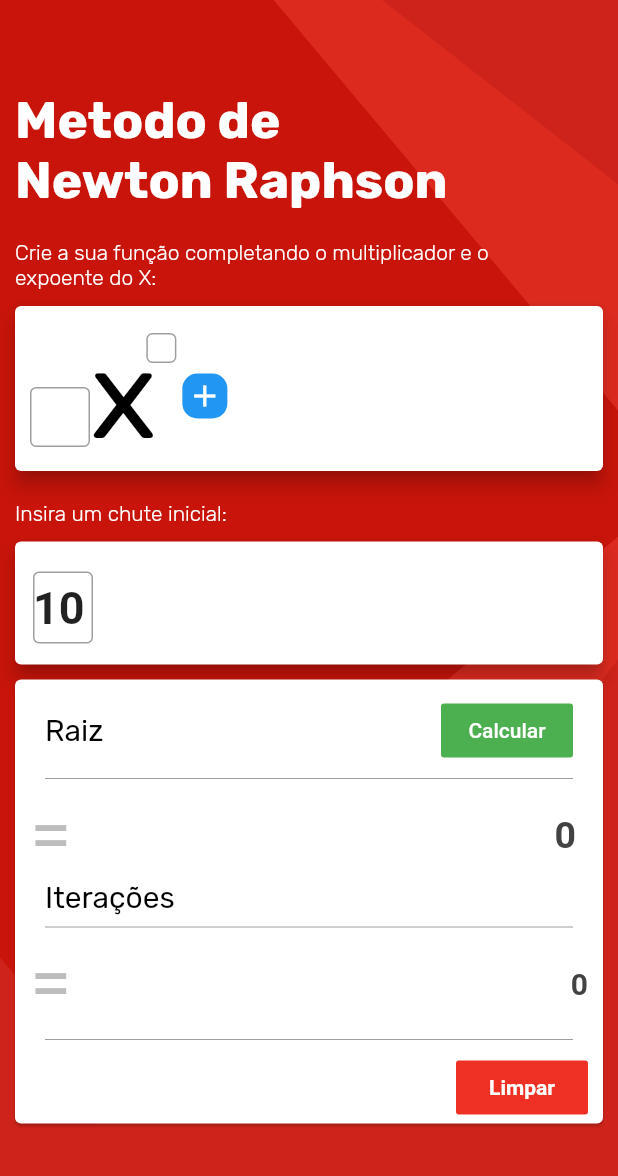
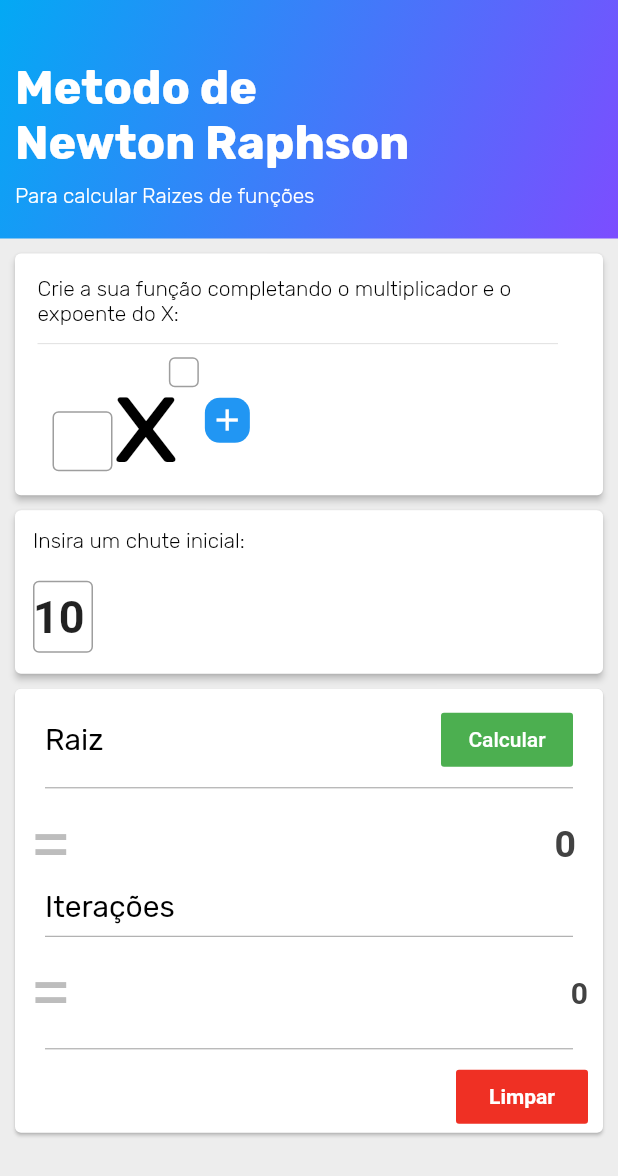
Before and after one commit to cesarramirez1912/app-newton-raphson, a Flutter app: the screen it shows after launch, on a phone screen of 412 x 824 dp. Shown: the top 1176 px of the screen. Run offline on Flutter 3.47's test engine with Material 2 defaults, Android fonts, the phone set to English and light mode, and no system bars.

Commit message:
commit limpa codigo

```diff
--- a/lib/main.dart
+++ b/lib/main.dart
@@ -38,88 +38,46 @@ class _MyHomePageState extends State<MyHomePage> {
 
   void _limpa() {
     setState(() {
-      listaNumeros = [];
-      listaNumeros2 = [];
+      listaExpoente = [];
+      listaMultiplicadorX = [];
       _counter = 0.toString();
       _iteracoes = 0.toString();
     });
   }
 
   void _calcula() {
-    print(myControllerChute.text);
-    // expression == x^3 - 18*x -83
-    // expression == x^3 - 2*x^2 -x + 37/500
-    // expression == x^2 - 5 ok 2.236067977
-    // expression == x^3 - 2*x - 5
-    final n = NewtonsMethod(listaNumeros2, listaNumeros);
-    print(n.upperLimit()); // 84.0
-    print(n.lowerLimit()); // -84.0
-    print(n.findSignChange()); // [5.040000000000064, 6.720000000000064]
+    final n = MetodoDeNewton(listaMultiplicadorX, listaExpoente);
     print(n.calculateFrom(int.parse(myControllerChute.text)));
-    // double teste = n.upperLimit();// 5.705115796346382
-//    while(teste>=n.lowerLimit()){
-//      print('x'+teste.toString());
-//      print('raiz' + n.calculateFrom(teste).toString());
-//      teste--;
-//    }
     setState(() {
-      _counter = n.calculateFrom(int.parse(myControllerChute.text))[0].toString();
-      _iteracoes = n.calculateFrom(int.parse(myControllerChute.text))[1].toString();
-      // _counter = n.calculateFrom(int.parse(myControllerChute.text)).toString();
+      _counter =
+          n.calculateFrom(int.parse(myControllerChute.text))[0].toString();
+      _iteracoes =
+          n.calculateFrom(int.parse(myControllerChute.text))[1].toString();
     });
   }
 
   void _incrementCounter() {
     setState(() {
-      listaNumeros.add(int.parse(myControllerInt.text));
-      listaNumeros2.add(num.parse(myControllerNum.text));
+      listaExpoente.add(int.parse(myControllerInt.text));
+      listaMultiplicadorX.add(num.parse(myControllerNum.text));
     });
     myControllerNum.clear();
     myControllerInt.clear();
   }
 
-  List<int> listaNumeros = new List<int>();
-  List<num> listaNumeros2 = new List<num>();
+  List<int> listaExpoente = new List<int>();
+  List<num> listaMultiplicadorX = new List<num>();
   final myControllerInt = TextEditingController();
   final myControllerNum = TextEditingController();
   final myControllerChute = TextEditingController(text: 10.toString());
 
   @override
   Widget build(BuildContext context) {
-    double _largura = MediaQuery.of(context).size.width;
     double _altura = MediaQuery.of(context).size.height;
     return Scaffold(
-      backgroundColor: Color.fromRGBO(206, 35, 26, 1.0),
+      backgroundColor: Color.fromRGBO(237, 237, 237, 1.0),
       body: Stack(
         children: <Widget>[
-          Positioned(
-            top: -0,
-            left: -140,
-            child: RotationTransition(
-              turns: AlwaysStoppedAnimation(38 / 360),
-              child: Container(
-                width: 600,
-                height: 550,
-                decoration: BoxDecoration(
-                    color: Color.fromRGBO(220, 42, 31, 1.0),
-                    borderRadius: BorderRadius.only(bottomRight: Radius.circular(40), bottomLeft: Radius.circular(30))),
-              ),
-            ),
-          ),
-          Positioned(
-            top: -5,
-            left: -250,
-            child: RotationTransition(
-              turns: AlwaysStoppedAnimation(50 / 360),
-              child: Container(
-                width: 600,
-                height: 550,
-                decoration: BoxDecoration(
-                    color: Color.fromRGBO(200, 20, 10, 1.0),
-                    borderRadius: BorderRadius.only(bottomRight: Radius.circular(40), bottomLeft: Radius.circular(30))),
-              ),
-            ),
-          ),
           Container(
             height: _altura,
             child: SingleChildScrollView(
@@ -127,21 +85,39 @@ class _MyHomePageState extends State<MyHomePage> {
                 mainAxisAlignment: MainAxisAlignment.center,
                 crossAxisAlignment: CrossAxisAlignment.start,
                 children: <Widget>[
+                  Container(
+                    decoration: BoxDecoration(
+                        gradient: LinearGradient(
+                            begin: Alignment.bottomRight,
+                            end: Alignment.topLeft,
+                            colors: [Colors.deepPurpleAccent, Colors.lightBlue])),
+                    width: double.infinity,
+                    padding: const EdgeInsets.only(
+                        right: 10, left: 10, bottom: 20, top: 40),
+                    child: Column(
+                      mainAxisAlignment: MainAxisAlignment.start,
+                      crossAxisAlignment: CrossAxisAlignment.start,
+                      children: <Widget>[
+                        Text(
+                          'Metodo de \nNewton Raphson',
+                          style: TextStyle(
+                              fontFamily: 'Rubik',
+                              color: Colors.white,
+                              fontSize: 31,
+                              fontWeight: FontWeight.w600),
+                        ),
                         SizedBox(
-                    height: 60,
+                          height: 8,
                         ),
-                  Padding(
-                    padding: const EdgeInsets.only(right: 10, left: 10),
-                    child: Text(
-                      'Metodo de \nNewton Raphson',
-                      style: TextStyle(fontFamily: 'Rubik', color: Colors.white, fontSize: 34, fontWeight: FontWeight.w600),
-                    ),
-                  ),
-                  Padding(
-                    padding: const EdgeInsets.only(right: 40, left: 10, top: 20, bottom: 0),
-                    child: Text(
-                      'Crie a sua função completando o multiplicador e o expoente do X:',
-                      style: TextStyle(fontFamily: 'Rubik', color: Colors.white, fontWeight: FontWeight.w300),
+                        Text(
+                          'Para calcular Raizes de funções',
+                          style: TextStyle(
+                              fontFamily: 'Rubik',
+                              color: Colors.white,
+                              fontSize: 14,
+                              fontWeight: FontWeight.w300),
+                        )
+                      ],
                     ),
                   ),
                   SizedBox(
@@ -149,11 +125,24 @@ class _MyHomePageState extends State<MyHomePage> {
                   ),
                   Card(
                     margin: EdgeInsets.only(left: 10, right: 10),
-                    elevation: 5,
+                    elevation: 2,
                     child: Padding(
-                      padding: const EdgeInsets.only(top: 10),
+                      padding: const EdgeInsets.only(top: 15,right: 30,left: 15),
                       child: Column(
                         children: <Widget>[
+                          Text(
+                            'Crie a sua função completando o multiplicador e o expoente do X:',
+                            style: TextStyle(
+                                fontFamily: 'Rubik',
+                                color: Colors.black,
+                                fontWeight: FontWeight.w300),
+                          ),
+                          SizedBox(
+                            height: 10,
+                          ),
+                          Divider(
+                            height: 2.2,
+                          ),
                           Row(
                             mainAxisAlignment: MainAxisAlignment.center,
                             crossAxisAlignment: CrossAxisAlignment.center,
@@ -163,18 +152,20 @@ class _MyHomePageState extends State<MyHomePage> {
                                   height: 90,
                                   child: ListView.builder(
                                       shrinkWrap: true,
-                                      itemCount: listaNumeros.length + 1,
+                                      itemCount: listaExpoente.length + 1,
                                       scrollDirection: Axis.horizontal,
                                       itemBuilder: (context, index) {
-                                        if (listaNumeros.length == 0) {
+                                        if (listaExpoente.length == 0) {
                                           return Padding(
-                                            padding: const EdgeInsets.only(left: 10),
+                                            padding:
+                                                const EdgeInsets.only(left: 10),
                                             child: caixaDoX(),
                                           );
                                         }
-                                        if (index == listaNumeros.length) {
+                                        if (index == listaExpoente.length) {
                                           return Padding(
-                                            padding: const EdgeInsets.only(left: 10),
+                                            padding:
+                                                const EdgeInsets.only(left: 10),
                                             child: caixaDoX(),
                                           );
                                         } else {
@@ -182,8 +173,13 @@ class _MyHomePageState extends State<MyHomePage> {
                                             child: Stack(
                                               children: <Widget>[
                                                 Container(
-                                                  padding: EdgeInsets.only(top: 16),
-                                                  child: variavelDoX(listaNumeros2[index], index, listaNumeros[index]),
+                                                  padding:
+                                                      EdgeInsets.only(top: 16),
+                                                  child: variavelDoX(
+                                                      listaMultiplicadorX[
+                                                          index],
+                                                      index,
+                                                      listaExpoente[index]),
                                                 ),
                                               ],
                                             ),
@@ -201,29 +197,28 @@ class _MyHomePageState extends State<MyHomePage> {
                       ),
                     ),
                   ),
-                  SizedBox(
-                    height: 10,
-                  ),
-                  Row(
-                    children: <Widget>[
-                      Padding(
-                        padding: const EdgeInsets.only(right: 40, left: 10, top: 10, bottom: 0),
-                        child: Text(
-                          'Insira um chute inicial:',
-                          style: TextStyle(fontFamily: 'Rubik', color: Colors.white, fontWeight: FontWeight.w300),
-                        ),
-                      ),
-                    ],
-                  ),
                   Card(
                     margin: EdgeInsets.only(top: 10, left: 10, right: 10),
-                    elevation: 5,
+                    elevation: 2,
                     child: Padding(
                       padding: const EdgeInsets.all(12),
                       child: Row(
                         mainAxisAlignment: MainAxisAlignment.start,
                         crossAxisAlignment: CrossAxisAlignment.center,
                         children: <Widget>[
+                          Column(
+                            crossAxisAlignment: CrossAxisAlignment.start,
+                            children: <Widget>[
+                              Text(
+                                'Insira um chute inicial:',
+                                style: TextStyle(
+                                    fontFamily: 'Rubik',
+                                    color: Colors.black,
+                                    fontWeight: FontWeight.w300),
+                              ),
+                              Divider(
+                                height: 10.0,
+                              ),
                               Container(
                                 margin: EdgeInsets.only(top: 8),
                                 width: 40,
@@ -240,32 +235,47 @@ class _MyHomePageState extends State<MyHomePage> {
                                     keyboardType: TextInputType.number,
                                     decoration: new InputDecoration(
                                         contentPadding: EdgeInsets.only(top: 10),
-                                    border: new OutlineInputBorder(borderSide: new BorderSide(color: Colors.black)),
-                                    suffixStyle: const TextStyle(color: Colors.green)),
-                                style: TextStyle(height: 1.2, fontSize: 30.0, fontWeight: FontWeight.w600),
+                                        border: new OutlineInputBorder(
+                                            borderSide: new BorderSide(
+                                                color: Colors.black)),
+                                        suffixStyle:
+                                        const TextStyle(color: Colors.green)),
+                                    style: TextStyle(
+                                        height: 1.2,
+                                        fontSize: 30.0,
+                                        fontWeight: FontWeight.w600),
                                   ),
                                 ),
+                              ),
+                            ],
                           ),
                         ],
                       ),
                     ),
                   ),
                   Card(
-                    margin: EdgeInsets.only(top: 10, left: 10, right: 10, bottom: 20),
+                    margin: EdgeInsets.only(
+                        top: 10, left: 10, right: 10, bottom: 20),
                     child: Column(
                       children: <Widget>[
                         Row(
                           mainAxisAlignment: MainAxisAlignment.spaceBetween,
                           children: <Widget>[
                             Padding(
-                              padding: const EdgeInsets.only(top: 10, left: 20.0),
+                              padding:
+                                  const EdgeInsets.only(top: 10, left: 20.0),
                               child: Text(
                                 'Raiz',
-                                style: TextStyle(fontFamily: 'Rubik', color: Colors.black, fontSize: 20, fontWeight: FontWeight.w500),
+                                style: TextStyle(
+                                    fontFamily: 'Rubik',
+                                    color: Colors.black,
+                                    fontSize: 20,
+                                    fontWeight: FontWeight.w500),
                               ),
                             ),
                             Padding(
-                              padding: const EdgeInsets.only(right: 20, top: 10.0),
+                              padding:
+                                  const EdgeInsets.only(right: 20, top: 10.0),
                               child: FlatButton(
                                 child: Text(
                                   'Calcular',
@@ -292,14 +302,18 @@ class _MyHomePageState extends State<MyHomePage> {
                             children: <Widget>[
                               Text(
                                 '=',
-                                style: TextStyle(color: Colors.grey[400], fontSize: 50),
+                                style: TextStyle(
+                                    color: Colors.grey[400], fontSize: 50),
                               ),
                               Flexible(
                                 child: Padding(
                                   padding: const EdgeInsets.all(8.0),
                                   child: Text(
                                     '$_counter',
-                                    style: TextStyle(color: Colors.grey[800], fontSize: 25, fontWeight: FontWeight.w700),
+                                    style: TextStyle(
+                                        color: Colors.grey[800],
+                                        fontSize: 25,
+                                        fontWeight: FontWeight.w700),
                                   ),
                                 ),
                               ),
@@ -309,10 +323,15 @@ class _MyHomePageState extends State<MyHomePage> {
                         Row(
                           children: <Widget>[
                             Padding(
-                              padding: const EdgeInsets.only(right: 10, left: 20.0),
+                              padding:
+                                  const EdgeInsets.only(right: 10, left: 20.0),
                               child: Text(
                                 'Iterações',
-                                style: TextStyle(fontFamily: 'Rubik', color: Colors.black, fontSize: 20, fontWeight: FontWeight.w500),
+                                style: TextStyle(
+                                    fontFamily: 'Rubik',
+                                    color: Colors.black,
+                                    fontSize: 20,
+                                    fontWeight: FontWeight.w500),
                               ),
                             ),
                           ],
@@ -330,11 +349,15 @@ class _MyHomePageState extends State<MyHomePage> {
                             children: <Widget>[
                               Text(
                                 '=',
-                                style: TextStyle(color: Colors.grey[400], fontSize: 50),
+                                style: TextStyle(
+                                    color: Colors.grey[400], fontSize: 50),
                               ),
                               Text(
                                 '$_iteracoes',
-                                style: TextStyle(color: Colors.grey[800], fontSize: 20, fontWeight: FontWeight.w700),
+                                style: TextStyle(
+                                    color: Colors.grey[800],
+                                    fontSize: 20,
+                                    fontWeight: FontWeight.w700),
                               ),
                             ],
                           ),
@@ -349,11 +372,14 @@ class _MyHomePageState extends State<MyHomePage> {
                           mainAxisAlignment: MainAxisAlignment.end,
                           children: <Widget>[
                             Padding(
-                              padding: const EdgeInsets.only(right: 10, left: 10),
+                              padding:
+                                  const EdgeInsets.only(right: 10, left: 10),
                               child: FlatButton(
                                 child: Text(
                                   'Limpar',
-                                  style: TextStyle(color: Colors.white, fontWeight: FontWeight.w700),
+                                  style: TextStyle(
+                                      color: Colors.white,
+                                      fontWeight: FontWeight.w700),
                                 ),
                                 color: Color.fromRGBO(239, 48, 36, 1.0),
                                 onPressed: () {
@@ -410,15 +436,25 @@ class _MyHomePageState extends State<MyHomePage> {
                           keyboardType: TextInputType.number,
                           decoration: new InputDecoration(
                               contentPadding: EdgeInsets.only(top: 10),
-                              border: new OutlineInputBorder(borderSide: new BorderSide(color: Colors.black)),
-                              suffixStyle: const TextStyle(color: Colors.green)),
-                          style: TextStyle(height: 1.0, fontSize: 35.0, fontWeight: FontWeight.w600),
+                              border: new OutlineInputBorder(
+                                  borderSide:
+                                      new BorderSide(color: Colors.black)),
+                              suffixStyle:
+                                  const TextStyle(color: Colors.green)),
+                          style: TextStyle(
+                              height: 1.0,
+                              fontSize: 35.0,
+                              fontWeight: FontWeight.w600),
                         ),
                       ),
                     ),
                     Text(
                       'x',
-                      style: TextStyle(fontFamily: 'Rubik', fontSize: 83, fontWeight: FontWeight.w500, color: Colors.black),
+                      style: TextStyle(
+                          fontFamily: 'Rubik',
+                          fontSize: 83,
+                          fontWeight: FontWeight.w500,
+                          color: Colors.black),
                     ),
                     SizedBox(
                       width: 15,
@@ -446,9 +482,13 @@ class _MyHomePageState extends State<MyHomePage> {
                       keyboardType: TextInputType.number,
                       decoration: new InputDecoration(
                           contentPadding: EdgeInsets.only(top: 6),
-                          border: new OutlineInputBorder(borderSide: new BorderSide(color: Colors.black)),
+                          border: new OutlineInputBorder(
+                              borderSide: new BorderSide(color: Colors.black)),
                           suffixStyle: const TextStyle(color: Colors.green)),
-                      style: TextStyle(height: 1.2, fontSize: 14.0, fontWeight: FontWeight.w400),
+                      style: TextStyle(
+                          height: 1.2,
+                          fontSize: 14.0,
+                          fontWeight: FontWeight.w400),
                     ),
                   ),
                 ),
@@ -465,7 +505,9 @@ class _MyHomePageState extends State<MyHomePage> {
             height: 30,
             padding: EdgeInsets.all(0),
             margin: EdgeInsets.only(left: 2, top: 10),
-            decoration: BoxDecoration(color: Colors.blue, borderRadius: BorderRadius.all(Radius.circular(10))),
+            decoration: BoxDecoration(
+                color: Colors.blue,
+                borderRadius: BorderRadius.all(Radius.circular(10))),
             child: Center(
                 child: Icon(
               Icons.add,
@@ -497,13 +539,19 @@ class _MyHomePageState extends State<MyHomePage> {
                             primaryColorDark: Colors.red,
                           ),
                           child: Text(
-                            variavel.toString(),
+                            variavel > 0
+                                ? '+' + variavel.toString()
+                                : variavel.toString(),
                             style: TextStyle(fontSize: 20),
                           )),
                     ),
                     Text(
                       'x',
-                      style: TextStyle(fontFamily: 'Rubik', fontSize: 35, fontWeight: FontWeight.w500, color: Colors.black),
+                      style: TextStyle(
+                          fontFamily: 'Rubik',
+                          fontSize: 35,
+                          fontWeight: FontWeight.w500,
+                          color: Colors.black),
                     ),
                     SizedBox(
                       width: 15,
```
Also changed, not shown: lib/metodo_de_newton.dart (+33 -145 lines). Lines whose indentation alone changed are shown as unchanged.
